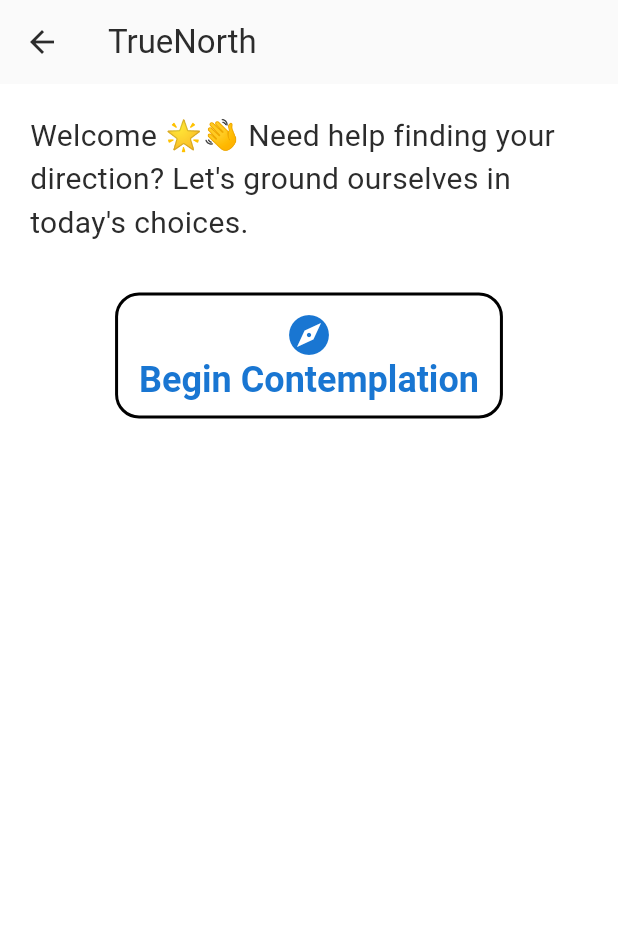
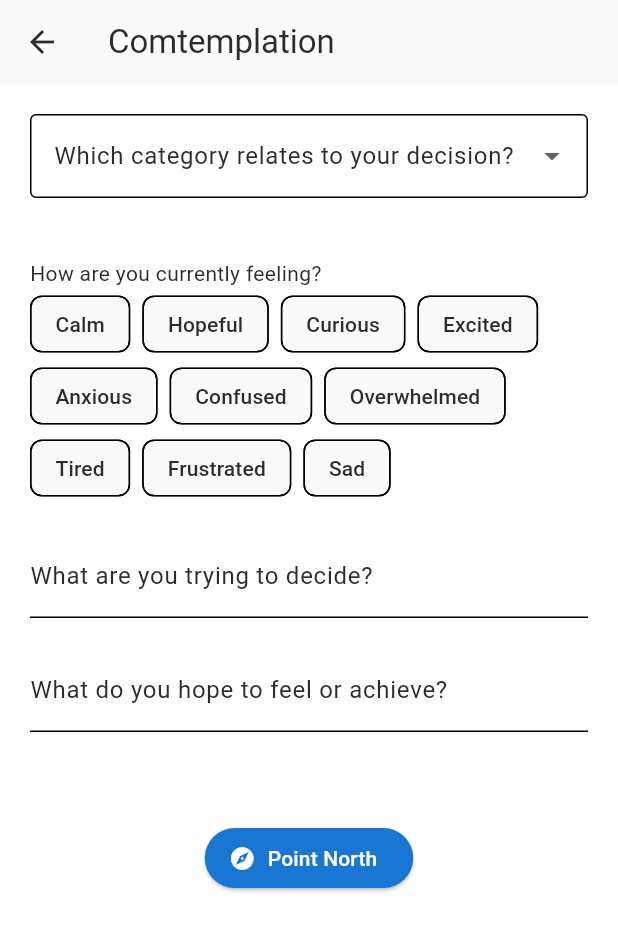
Before and after one commit to jkole822/TrueNorth, a Flutter app: the HomeScreen screen opened by its route, after a tap on "Begin Contemplation", on a phone screen of 412 x 824 dp. Shown: the top 931 px of the screen. Run offline on Flutter 3.47's test engine with Material 3 defaults, Android fonts, the phone set to English and light mode, and no system bars; our stand-ins replace flutter_secure_storage, graphql_flutter, shared_preferences; accounts and stored records are empty; network calls fail.

Commit message:
Create create-decision screen

```diff
--- a/lib/app.dart
+++ b/lib/app.dart
@@ -3,6 +3,7 @@ import 'package:true_north/screens/home_screen.dart';
 import 'package:true_north/screens/login_screen.dart';
 import 'package:true_north/screens/register_screen.dart';
 import 'package:true_north/screens/splash_screen.dart';
+import 'package:true_north/screens/create_decision_screen.dart';
 
 class TrueNorthApp extends StatefulWidget {
   @override
@@ -122,6 +123,7 @@ class _TrueNorthState extends State<TrueNorthApp> {
         '/login': (context) => const LoginScreen(),
         '/register': (context) => const RegisterScreen(),
         '/home': (context) => const HomeScreen(),
+        '/decision/create': (context) => const CreateDecisionScreen(),
       },
     );
   }
--- /dev/null
+++ b/lib/screens/create_decision_screen.dart
@@ -0,0 +1,188 @@
+import 'package:flutter/material.dart';
+import 'package:graphql_flutter/graphql_flutter.dart';
+
+class CreateDecisionScreen extends StatefulWidget {
+  const CreateDecisionScreen({super.key});
+
+  @override
+  State<CreateDecisionScreen> createState() => _CreateDecisionScreenState();
+}
+
+class _CreateDecisionScreenState extends State<CreateDecisionScreen> {
+  final List<String> categories = [
+    'Career',
+    'Relationships',
+    'Health',
+    'Finance',
+    'Personal Growth',
+    'Other',
+  ];
+
+  final List<String> emotions = [
+    'Calm',
+    'Hopeful',
+    'Curious',
+    'Excited',
+    'Anxious',
+    'Confused',
+    'Overwhelmed',
+    'Tired',
+    'Frustrated',
+    'Sad',
+  ];
+
+  final _desiredOutcomeController = TextEditingController();
+  final _questionController = TextEditingController();
+  String? _selectedCategory;
+  Set<String> _selectedEmotions = {};
+
+  String buildDecisionPrompt({
+    required String mainQuestion,
+    String? category,
+    List<String>? emotions,
+    String? desiredOutcome,
+  }) {
+    final buffer = StringBuffer();
+
+    if (category != null && category.isNotEmpty) {
+      buffer.writeln("Category: $category.");
+    }
+
+    if (emotions != null && emotions.isNotEmpty) {
+      final emotionList = emotions.join(', ');
+      buffer.writeln("Current emotional state: $emotionList.");
+    }
+
+    if (desiredOutcome != null && desiredOutcome.isNotEmpty) {
+      buffer.writeln("What I hope to feel or achieve: $desiredOutcome.");
+    }
+
+    buffer.writeln("Here is my question: $mainQuestion");
+
+    return buffer.toString();
+  }
+
+  final _mutation = """
+    mutation CreateDecision(\$input: DecisionInput!) {
+      createDecision(input: \$input) {
+        answer
+      }
+    }
+  """;
+
+  void _onCreateDecision(RunMutation runMutation) {
+    final question = buildDecisionPrompt(
+      mainQuestion: _questionController.text,
+      category: _selectedCategory,
+      emotions: _selectedEmotions.toList(),
+      desiredOutcome: _desiredOutcomeController.text,
+    );
+
+    runMutation({
+      'input': {'question': question},
+    });
+  }
+
+  @override
+  Widget build(BuildContext context) {
+    return Scaffold(
+      appBar: AppBar(title: const Text("Comtemplation")),
+      body: Mutation(
+        options: MutationOptions(
+          document: gql(_mutation),
+          onCompleted: (data) {
+            ScaffoldMessenger.of(context).showSnackBar(
+              const SnackBar(content: Text('Pointing in right direction!')),
+            );
+          },
+          onError: (error) {
+            ScaffoldMessenger.of(context).showSnackBar(
+              SnackBar(
+                content: Text('Error: ${error?.graphqlErrors.first.message}'),
+              ),
+            );
+          },
+        ),
+        builder: (runMutation, result) {
+          return Padding(
+            padding: EdgeInsetsGeometry.all(20),
+            child: Column(
+              crossAxisAlignment: CrossAxisAlignment.start,
+              children: [
+                DropdownButtonFormField<String>(
+                  decoration: InputDecoration(
+                    labelText: 'Which category relates to your decision?',
+                    border: OutlineInputBorder(),
+                  ),
+                  value: _selectedCategory,
+                  items: categories.map((String category) {
+                    return DropdownMenuItem<String>(
+                      value: category,
+                      child: Text(category),
+                    );
+                  }).toList(),
+                  onChanged: (String? newValue) {
+                    setState(() {
+                      _selectedCategory = newValue;
+                    });
+                  },
+                ),
+                const SizedBox(height: 40),
+                Text('How are you currently feeling?'),
+                Wrap(
+                  spacing: 8.0,
+                  children: emotions.map((emotion) {
+                    return FilterChip(
+                      label: Text(emotion),
+                      selected: _selectedEmotions.contains(emotion),
+                      onSelected: (bool selected) {
+                        setState(() {
+                          if (selected) {
+                            _selectedEmotions.add(emotion);
+                          } else {
+                            _selectedEmotions.remove(emotion);
+                          }
+                        });
+                      },
+                    );
+                  }).toList(),
+                ),
+                const SizedBox(height: 20),
+                TextFormField(
+                  controller: _questionController,
+                  decoration: InputDecoration(
+                    labelText: 'What are you trying to decide?',
+                  ),
+                  validator: (value) {
+                    if (value == null || value.trim().isEmpty) {
+                      return 'This field is required';
+                    }
+                    return null;
+                  },
+                ),
+                const SizedBox(height: 20),
+                TextFormField(
+                  controller: _desiredOutcomeController,
+                  decoration: InputDecoration(
+                    labelText: 'What do you hope to feel or achieve?',
+                  ),
+                ),
+                const SizedBox(height: 60),
+                Row(
+                  mainAxisAlignment: MainAxisAlignment.center,
+                  children: [
+                    ElevatedButton.icon(
+                      onPressed: () => _onCreateDecision(runMutation),
+                      label: Text("Point North"),
+                      icon: Icon(Icons.explore),
+                    ),
+                  ],
+                ),
+              ],
+            ),
+          );
+        },
+      ),
+    );
+  }
+}
--- a/lib/screens/home_screen.dart
+++ b/lib/screens/home_screen.dart
@@ -1,4 +1,6 @@
 import 'package:flutter/material.dart';
+// import 'package:flutter_secure_storage/flutter_secure_storage.dart';
+import 'package:true_north/screens/create_decision_screen.dart';
 
 class HomeScreen extends StatefulWidget {
   const HomeScreen({super.key});
@@ -8,10 +10,11 @@ class HomeScreen extends StatefulWidget {
 }
 
 class _HomeScreenState extends State<HomeScreen> {
-  void _onStartDecisionFlow() {}
+  // final _storage = const FlutterSecureStorage();
 
   @override
   Widget build(BuildContext context) {
+    // _storage.delete(key: 'jwt');
     return Scaffold(
       appBar: AppBar(title: const Text("TrueNorth")),
       body: Padding(
@@ -25,7 +28,12 @@ class _HomeScreenState extends State<HomeScreen> {
             const SizedBox(height: 32.0),
             Center(
               child: OutlinedButton(
-                onPressed: _onStartDecisionFlow,
+                onPressed: () => Navigator.push(
+                  context,
+                  MaterialPageRoute(
+                    builder: (context) => CreateDecisionScreen(),
+                  ),
+                ),
                 child: Column(
                   children: [
                     Icon(
--- a/pubspec.yaml
+++ b/pubspec.yaml
@@ -32,6 +32,7 @@ dependencies:
     sdk: flutter
   flutter_secure_storage: ^9.2.4
   graphql_flutter: ^5.2.0
+  shared_preferences: ^2.2.2
 
   # The following adds the Cupertino Icons font to your application.
   # Use with the CupertinoIcons class for iOS style icons.
```
Also changed, not shown: lib/main.dart (+16 -8 lines), lib/screens/login_screen.dart (+15 -1 lines), pubspec.lock, 2 other files.
